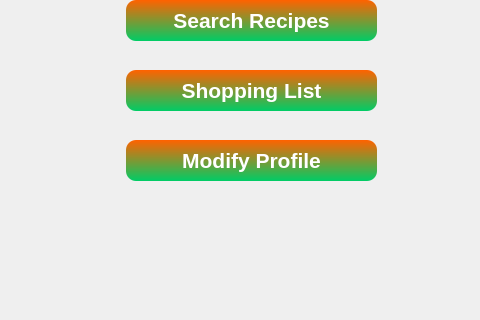
Old version of the form 3_Solution/Client/DummyChefInterface/clientmainwindow.ui in the repository CiocAlexandru/2025_CAM_DummyChef; both pictures show x 864 to 1344 and y 240 to 560 of the 1344 by 749 pixel window.
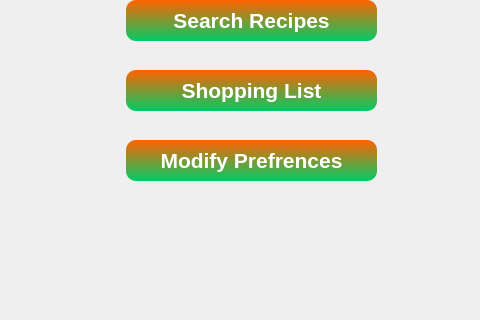
New version of the form.

The edit to the form file:
```diff
--- a/3_Solution/Client/DummyChefInterface/clientmainwindow.ui
+++ b/3_Solution/Client/DummyChefInterface/clientmainwindow.ui
@@ -119,7 +119,7 @@
 }</string>
     </property>
     <property name="text">
-     <string>Modify Profile</string>
+     <string>Modify Prefrences</string>
     </property>
    </widget>
   </widget>
```
Left out of the diff: 2 changed lines with no effect on the pictures.
